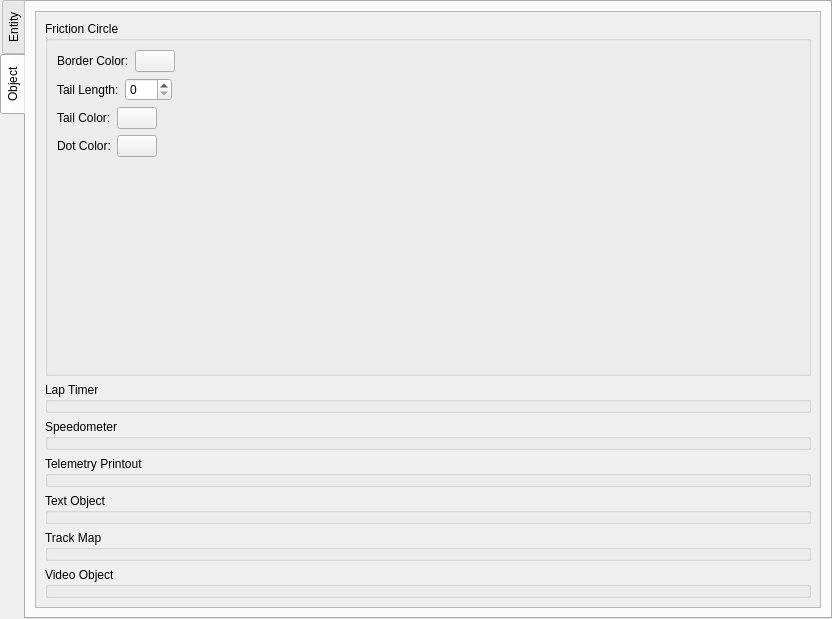
First picture: the form in apps/ui/renderentitypropertiestab.ui, repository hankedan000/gopro-overlay, before the edit.
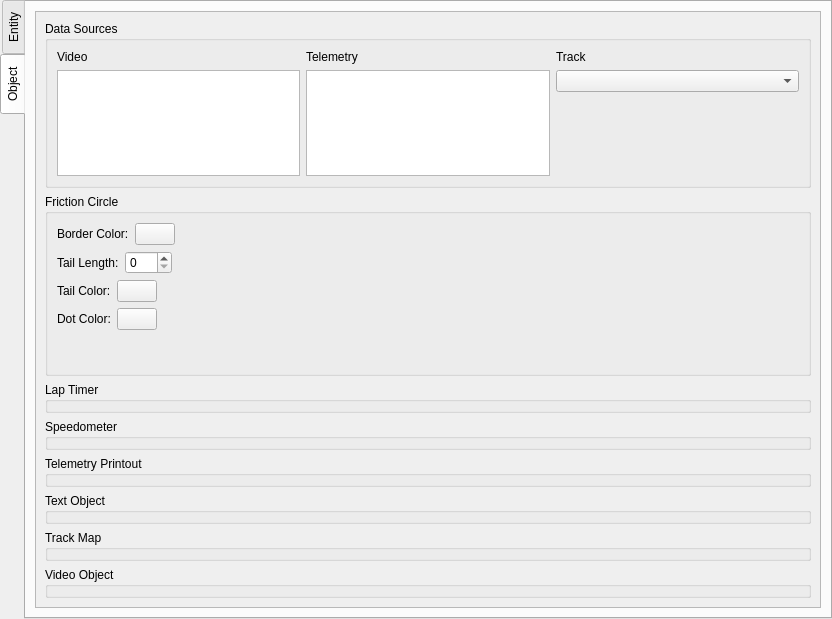
Second picture: the form after the edit. The open tabs and pages were chosen to show the change. Custom widgets are drawn as their Qt base class.

Commit message: poperties tab populate video/telemetry source selectors

```diff
--- a/apps/ui/renderentitypropertiestab.ui
+++ b/apps/ui/renderentitypropertiestab.ui
@@ -252,13 +252,89 @@
         <rect>
          <x>0</x>
          <y>0</y>
-         <width>780</width>
-         <height>595</height>
+         <width>766</width>
+         <height>619</height>
         </rect>
        </property>
        <layout class="QGridLayout" name="gridLayout_3">
-        <item row="0" column="0">
+        <item row="2" column="0">
          <layout class="QVBoxLayout" name="verticalLayout_5">
+          <property name="topMargin">
+           <number>0</number>
+          </property>
+          <item>
+           <widget class="QGroupBox" name="dataSource_GroupBox">
+            <property name="title">
+             <string>Data Sources</string>
+            </property>
+            <layout class="QHBoxLayout" name="horizontalLayout_2" stretch="1,1,1">
+             <item>
+              <layout class="QVBoxLayout" name="verticalLayout_3">
+               <property name="rightMargin">
+                <number>0</number>
+               </property>
+               <item>
+                <widget class="QLabel" name="label_12">
+                 <property name="text">
+                  <string>Video</string>
+                 </property>
+                </widget>
+               </item>
+               <item>
+                <widget class="QTableWidget" name="videoSources_TableView"/>
+               </item>
+              </layout>
+             </item>
+             <item>
+              <layout class="QVBoxLayout" name="verticalLayout_7">
+               <property name="rightMargin">
+                <number>0</number>
+               </property>
+               <item>
+                <widget class="QLabel" name="label_13">
+                 <property name="text">
+                  <string>Telemetry</string>
+                 </property>
+                </widget>
+               </item>
+               <item>
+                <widget class="QTableWidget" name="telemetrySources_TableView"/>
+               </item>
+              </layout>
+             </item>
+             <item>
+              <layout class="QVBoxLayout" name="verticalLayout_6">
+               <property name="rightMargin">
+                <number>0</number>
+               </property>
+               <item>
+                <widget class="QLabel" name="label_14">
+                 <property name="text">
+                  <string>Track</string>
+                 </property>
+                </widget>
+               </item>
+               <item>
+                <widget class="QComboBox" name="track_ComboBox"/>
+               </item>
+               <item>
+                <spacer name="verticalSpacer_3">
+                 <property name="orientation">
+                  <enum>Qt::Vertical</enum>
+                 </property>
+                 <property name="sizeHint" stdset="0">
+                  <size>
+                   <width>20</width>
+                   <height>40</height>
+                  </size>
+                 </property>
+                </spacer>
+               </item>
+              </layout>
+             </item>
+            </layout>
+           </widget>
+          </item>
           <item>
            <widget class="QGroupBox" name="frictionCircle_GroupBox">
             <property name="title">
```
Left out of the diff: 2 changed lines with no effect on the pictures. The commit also changes 3 other files.
